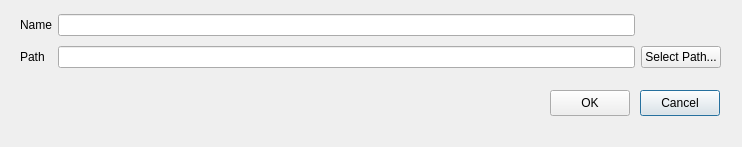
This is brickleedit/src/gui/newscene/newscenedialog.ui in paarm/bricklebrit as Qt 5 draws it before an edit. The edited form follows.
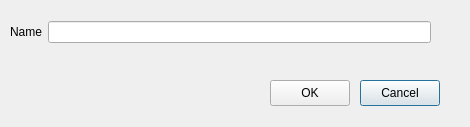
This is the edited form.

What changed in the file:
```diff
--- a/brickleedit/src/gui/newscene/newscenedialog.ui
+++ b/brickleedit/src/gui/newscene/newscenedialog.ui
@@ -6,8 +6,8 @@
    <rect>
     <x>0</x>
     <y>0</y>
-    <width>742</width>
-    <height>147</height>
+    <width>470</width>
+    <height>127</height>
    </rect>
   </property>
   <property name="windowTitle">
@@ -16,8 +16,8 @@
   <widget class="QPushButton" name="cancelButton">
    <property name="geometry">
     <rect>
-     <x>640</x>
-     <y>90</y>
+     <x>360</x>
+     <y>80</y>
      <width>80</width>
      <height>26</height>
     </rect>
@@ -26,66 +26,41 @@
     <string>Cancel</string>
    </property>
   </widget>
-  <widget class="QWidget" name="formLayoutWidget">
+  <widget class="QPushButton" name="okButton">
    <property name="geometry">
     <rect>
-     <x>20</x>
-     <y>10</y>
-     <width>701</width>
-     <height>62</height>
+     <x>270</x>
+     <y>80</y>
+     <width>80</width>
+     <height>26</height>
     </rect>
    </property>
-   <layout class="QGridLayout" name="gridLayout">
-    <item row="1" column="1">
-     <widget class="QLineEdit" name="path">
-      <property name="text">
-       <string/>
-      </property>
-     </widget>
-    </item>
-    <item row="0" column="0">
+   <property name="text">
+    <string>OK</string>
+   </property>
+  </widget>
+  <widget class="QWidget" name="">
+   <property name="geometry">
+    <rect>
+     <x>10</x>
+     <y>20</y>
+     <width>421</width>
+     <height>24</height>
+    </rect>
+   </property>
+   <layout class="QHBoxLayout" name="horizontalLayout">
+    <item>
      <widget class="QLabel" name="label">
       <property name="text">
        <string>Name</string>
       </property>
      </widget>
     </item>
-    <item row="0" column="1">
-     <widget class="QLineEdit" name="name">
-      <property name="text">
-       <string/>
-      </property>
-     </widget>
-    </item>
-    <item row="1" column="0">
-     <widget class="QLabel" name="label_2">
-      <property name="text">
-       <string>Path</string>
-      </property>
-     </widget>
-    </item>
-    <item row="1" column="2">
-     <widget class="QPushButton" name="choosePath">
-      <property name="text">
-       <string>Select Path...</string>
-      </property>
-     </widget>
+    <item>
+     <widget class="QLineEdit" name="name"/>
     </item>
    </layout>
   </widget>
-  <widget class="QPushButton" name="okButton">
-   <property name="geometry">
-    <rect>
-     <x>550</x>
-     <y>90</y>
-     <width>80</width>
-     <height>26</height>
-    </rect>
-   </property>
-   <property name="text">
-    <string>OK</string>
-   </property>
-  </widget>
  </widget>
  <tabstops>
   <tabstop>name</tabstop>
```
Left out of the diff: 3 changed lines with no effect on the pictures.
